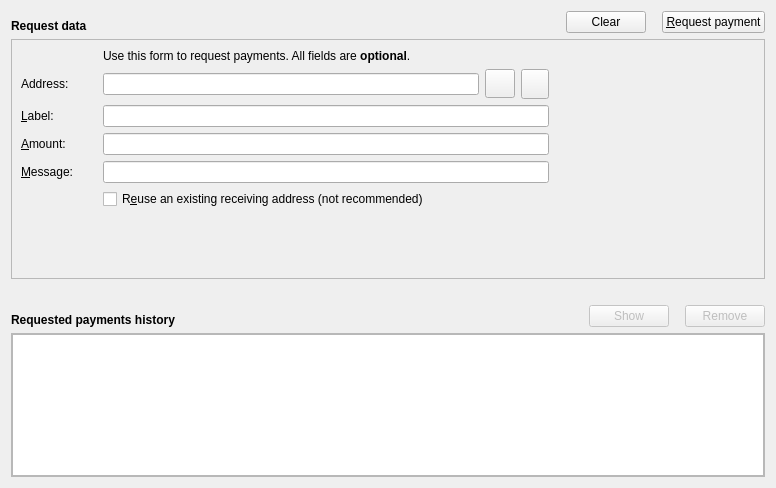
blockchaingate/fabcoin, file src/qt/forms/receivecoinsdialog.ui: the form before one commit.
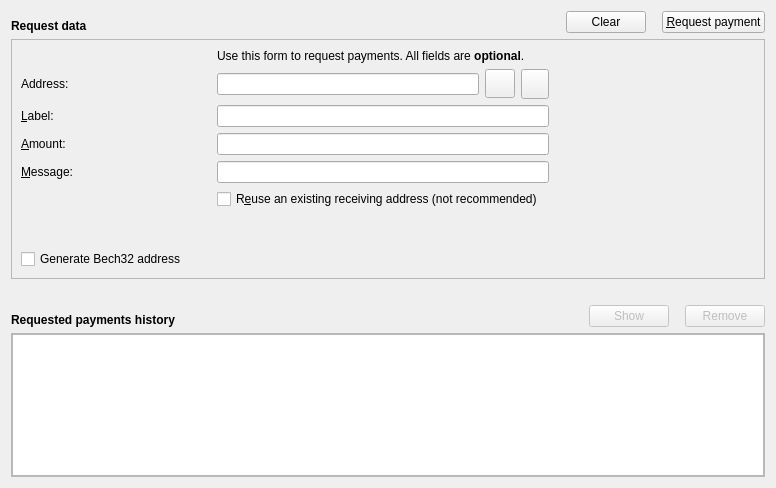
The form after the commit. Icons and pictures are not drawn. Custom widgets are drawn as their Qt base class.

Commit message: [qt] receive tab: bech32 address opt-in checkbox. When launched with -adresstype=legacy the checkbox will be hidden

Diff of the .ui file:
```diff
--- a/src/qt/forms/receivecoinsdialog.ui
+++ b/src/qt/forms/receivecoinsdialog.ui
@@ -269,6 +269,33 @@
           </property>
          </spacer>
         </item>
+        
+        <item>
+           <widget class="QCheckBox" name="useBech32">
+            <property name="sizePolicy">
+             <sizepolicy hsizetype="Fixed" vsizetype="Fixed">
+              <horstretch>0</horstretch>
+              <verstretch>0</verstretch>
+             </sizepolicy>
+            </property>
+            <property name="maximumSize">
+             <size>
+              <width>1000</width>
+              <height>16777215</height>
+             </size>
+            </property>
+            <property name="focusPolicy">
+             <enum>Qt::StrongFocus</enum>
+            </property>
+            <property name="toolTip">
+             <string>Bech32 addresses (BIP-173) are cheaper to spend from and offer better protection against typos. When unchecked a P2SH wrapped SegWit address will be created, compatible with older wallets.</string>
+            </property>
+            <property name="text">
+             <string>Generate Bech32 address</string>
+            </property>
+           </widget>
+        </item>
+
        </layout>
       </item>
       <item>
```
The commit also changes 7 other files.
